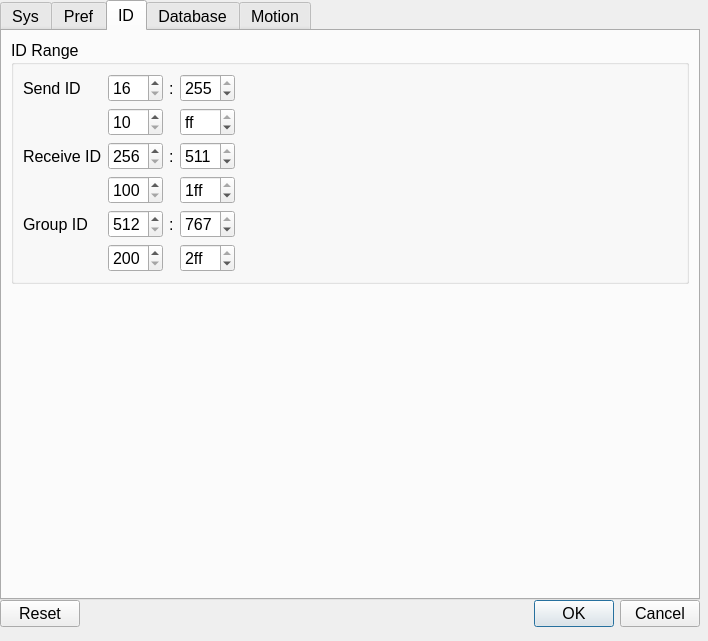
ww4u/megarobostudio, file source/wnd/ui/syspref.ui: the form before one commit.
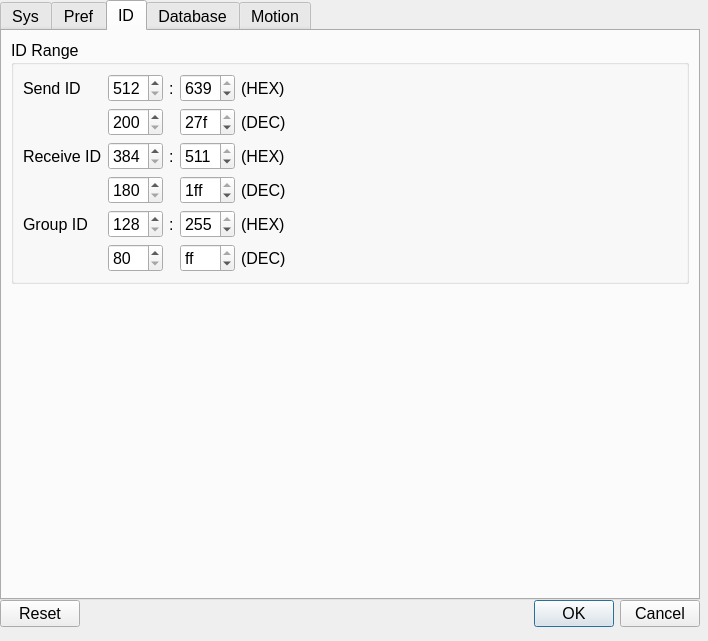
The form after the commit. The open tabs and pages were chosen to show the change. Icons and pictures are not drawn.

What changed in the file:
```diff
--- a/source/wnd/ui/syspref.ui
+++ b/source/wnd/ui/syspref.ui
@@ -442,7 +442,7 @@
             <item row="3" column="0" colspan="2">
              <widget class="QTabWidget" name="tabWidget_2">
               <property name="currentIndex">
-               <number>1</number>
+               <number>0</number>
               </property>
               <widget class="QWidget" name="tab_5">
                <attribute name="title">
@@ -681,14 +681,14 @@
                <string/>
               </property>
               <layout class="QFormLayout" name="formLayout_8">
-               <item row="0" column="0">
+               <item row="1" column="0">
                 <widget class="QLabel" name="label">
                  <property name="text">
                   <string>Timeout(us)</string>
                  </property>
                 </widget>
                </item>
-               <item row="0" column="1">
+               <item row="1" column="1">
                 <widget class="QSpinBox" name="spinTmo">
                  <property name="minimum">
                   <number>1000</number>
@@ -698,14 +698,14 @@
                  </property>
                 </widget>
                </item>
-               <item row="1" column="0">
+               <item row="2" column="0">
                 <widget class="QLabel" name="label_6">
                  <property name="text">
                   <string>Send Interval(us)</string>
                  </property>
                 </widget>
                </item>
-               <item row="1" column="1">
+               <item row="2" column="1">
                 <widget class="QSpinBox" name="spinInterval">
                  <property name="minimum">
                   <number>0</number>
@@ -715,24 +715,24 @@
                  </property>
                 </widget>
                </item>
-               <item row="2" column="0">
+               <item row="3" column="0">
                 <widget class="QLabel" name="label_18">
                  <property name="text">
                   <string>Fail Try Count</string>
                  </property>
                 </widget>
                </item>
-               <item row="2" column="1">
+               <item row="3" column="1">
                 <widget class="QSpinBox" name="spinFailTry"/>
                </item>
-               <item row="3" column="0">
+               <item row="4" column="0">
                 <widget class="QLabel" name="label_27">
                  <property name="text">
                   <string>PVT Interval(us)</string>
                  </property>
                 </widget>
                </item>
-               <item row="3" column="1">
+               <item row="4" column="1">
                 <widget class="QSpinBox" name="spinPvtInterval">
                  <property name="minimum">
                   <number>0</number>
@@ -742,6 +742,23 @@
                  </property>
                 </widget>
                </item>
+               <item row="0" column="0">
+                <widget class="QLabel" name="label_42">
+                 <property name="text">
+                  <string>Receive Timeout(ms)</string>
+                 </property>
+                </widget>
+               </item>
+               <item row="0" column="1">
+                <widget class="QSpinBox" name="spinRecvTmo">
+                 <property name="minimum">
+                  <number>1</number>
+                 </property>
+                 <property name="maximum">
+                  <number>100</number>
+                 </property>
+                </widget>
+               </item>
               </layout>
              </widget>
             </item>
@@ -923,20 +940,20 @@
           <item row="0" column="3">
            <widget class="QSpinBox" name="spinSendTo">
             <property name="minimum">
-             <number>16</number>
+             <number>512</number>
             </property>
             <property name="maximum">
-             <number>255</number>
+             <number>639</number>
             </property>
             <property name="value">
-             <number>255</number>
+             <number>639</number>
             </property>
            </widget>
           </item>
           <item row="2" column="3">
            <widget class="QSpinBox" name="spinRecvTo">
             <property name="minimum">
-             <number>256</number>
+             <number>384</number>
             </property>
             <property name="maximum">
              <number>511</number>
@@ -946,6 +963,16 @@
             </property>
            </widget>
           </item>
+          <item row="2" column="1">
+           <widget class="QSpinBox" name="spinRecvFrom">
+            <property name="minimum">
+             <number>384</number>
+            </property>
+            <property name="maximum">
+             <number>511</number>
+            </property>
+           </widget>
+          </item>
           <item row="2" column="0">
            <widget class="QLabel" name="label_7">
             <property name="text">
@@ -953,16 +980,6 @@
             </property>
            </widget>
           </item>
-          <item row="2" column="1">
-           <widget class="QSpinBox" name="spinRecvFrom">
-            <property name="minimum">
-             <number>256</number>
-            </property>
-            <property name="maximum">
-             <number>511</number>
-            </property>
-           </widget>
-          </item>
           <item row="0" column="0">
            <widget class="QLabel" name="label_5">
             <property name="text">
@@ -977,39 +994,26 @@
             </property>
            </widget>
           </item>
+          <item row="0" column="1">
+           <widget class="QSpinBox" name="spinSendFrom">
+            <property name="minimum">
+             <number>512</number>
+            </property>
+            <property name="maximum">
+             <number>639</number>
+            </property>
+           </widget>
+          </item>
           <item row="4" column="1">
            <widget class="QSpinBox" name="spinGpFrom">
             <property name="minimum">
-             <number>512</number>
-            </property>
-            <property name="maximum">
-             <number>767</number>
-            </property>
-            <property name="value">
-             <number>512</number>
-            </property>
-           </widget>
-          </item>
-          <item row="0" column="1">
-           <widget class="QSpinBox" name="spinSendFrom">
-            <property name="minimum">
-             <number>16</number>
+             <number>128</number>
             </property>
             <property name="maximum">
              <number>255</number>
             </property>
-           </widget>
-          </item>
-          <item row="4" column="3">
-           <widget class="QSpinBox" name="spinGpTo">
-            <property name="minimum">
-             <number>512</number>
-            </property>
-            <property name="maximum">
-             <number>767</number>
-            </property>
             <property name="value">
-             <number>767</number>
+             <number>128</number>
             </property>
            </widget>
           </item>
@@ -1020,13 +1024,33 @@
             </property>
            </widget>
           </item>
+          <item row="4" column="3">
+           <widget class="QSpinBox" name="spinGpTo">
+            <property name="minimum">
+             <number>128</number>
+            </property>
+            <property name="maximum">
+             <number>255</number>
+            </property>
+            <property name="value">
+             <number>255</number>
+            </property>
+           </widget>
+          </item>
+          <item row="0" column="2">
+           <widget class="QLabel" name="label_29">
+            <property name="text">
+             <string>:</string>
+            </property>
+           </widget>
+          </item>
           <item row="1" column="1">
            <widget class="QSpinBox" name="spinSendHexFrom">
             <property name="minimum">
-             <number>16</number>
+             <number>512</number>
             </property>
             <property name="maximum">
-             <number>255</number>
+             <number>639</number>
             </property>
             <property name="displayIntegerBase">
              <number>16</number>
@@ -1036,26 +1060,19 @@
           <item row="1" column="3">
            <widget class="QSpinBox" name="spinSendHexTo">
             <property name="minimum">
-             <number>16</number>
+             <number>512</number>
             </property>
             <property name="maximum">
-             <number>255</number>
+             <number>639</number>
             </property>
             <property name="value">
-             <number>255</number>
+             <number>639</number>
             </property>
             <property name="displayIntegerBase">
              <number>16</number>
             </property>
            </widget>
           </item>
-          <item row="0" column="2">
-           <widget class="QLabel" name="label_29">
-            <property name="text">
-             <string>:</string>
-            </property>
-           </widget>
-          </item>
           <item row="4" column="2">
            <widget class="QLabel" name="label_31">
             <property name="text">
@@ -1066,26 +1083,13 @@
           <item row="5" column="1">
            <widget class="QSpinBox" name="spinGpHexFrom">
             <property name="minimum">
-             <number>512</number>
+             <number>128</number>
             </property>
             <property name="maximum">
-             <number>767</number>
-            </property>
-            <property name="displayIntegerBase">
-             <number>16</number>
-            </property>
-           </widget>
-          </item>
-          <item row="3" column="3">
-           <widget class="QSpinBox" name="spinRecvHexTo">
-            <property name="minimum">
-             <number>256</number>
-            </property>
-            <property name="maximum">
-             <number>511</number>
+             <number>255</number>
             </property>
             <property name="value">
-             <number>511</number>
+             <number>128</number>
             </property>
             <property name="displayIntegerBase">
              <number>16</number>
@@ -1095,7 +1099,7 @@
           <item row="3" column="1">
            <widget class="QSpinBox" name="spinRecvHexFrom">
             <property name="minimum">
-             <number>256</number>
+             <number>384</number>
             </property>
             <property name="maximum">
              <number>511</number>
@@ -1105,23 +1109,39 @@
             </property>
            </widget>
           </item>
+          <item row="3" column="3">
+           <widget class="QSpinBox" name="spinRecvHexTo">
+            <property name="minimum">
+             <number>384</number>
+            </property>
+            <property name="maximum">
+             <number>511</number>
+            </property>
+            <property name="value">
+             <number>511</number>
+            </property>
+            <property name="displayIntegerBase">
+             <number>16</number>
+            </property>
+           </widget>
+          </item>
           <item row="5" column="3">
            <widget class="QSpinBox" name="spinGpHexTo">
             <property name="minimum">
-             <number>512</number>
+             <number>128</number>
             </property>
             <property name="maximum">
-             <number>767</number>
+             <number>255</number>
             </property>
             <property name="value">
-             <number>767</number>
+             <number>255</number>
             </property>
             <property name="displayIntegerBase">
              <number>16</number>
             </property>
            </widget>
           </item>
-          <item row="0" column="4">
+          <item row="0" column="5">
            <spacer name="horizontalSpacer_2">
             <property name="orientation">
              <enum>Qt::Horizontal</enum>
@@ -1134,6 +1154,48 @@
             </property>
            </spacer>
           </item>
+          <item row="0" column="4">
+           <widget class="QLabel" name="label_36">
+            <property name="text">
+             <string>(HEX)</string>
+            </property>
+           </widget>
+          </item>
+          <item row="1" column="4">
+           <widget class="QLabel" name="label_37">
+            <property name="text">
+             <string>(DEC)</string>
+            </property>
+           </widget>
+          </item>
+          <item row="2" column="4">
+           <widget class="QLabel" name="label_38">
+            <property name="text">
+             <string>(HEX)</string>
+            </property>
+           </widget>
+          </item>
+          <item row="3" column="4">
+           <widget class="QLabel" name="label_39">
+            <property name="text">
+             <string>(DEC)</string>
+            </property>
+           </widget>
+          </item>
+          <item row="4" column="4">
+           <widget class="QLabel" name="label_40">
+            <property name="text">
+             <string>(HEX)</string>
+            </property>
+           </widget>
+          </item>
+          <item row="5" column="4">
+           <widget class="QLabel" name="label_41">
+            <property name="text">
+             <string>(DEC)</string>
+            </property>
+           </widget>
+          </item>
          </layout>
         </widget>
        </item>
```
